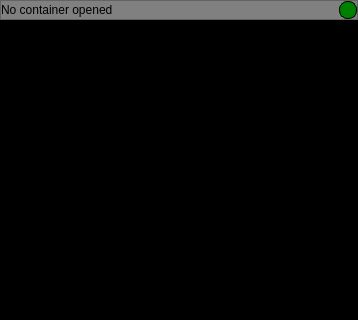
The window that gui/gui/MainWindow.ui (benhj/knoxcrypt) describes before a commit, drawn with Qt 5; both pictures show x 0 to 358 and y 0 to 320 of the 358 by 479 pixel window.
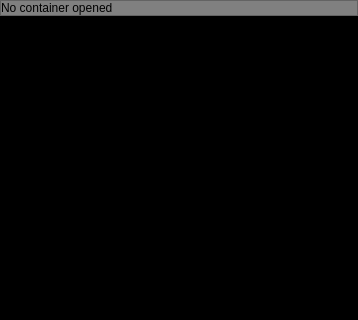
The same window after the commit. Icons and pictures are not drawn.

```diff
--- a/gui/gui/MainWindow.ui
+++ b/gui/gui/MainWindow.ui
@@ -49,7 +49,7 @@
  border-color: black;
  max-width:16px;
  max-height:16px;
- min-width:16px;
+ min-width:16px;s
  min-height:16px;
 }
 
@@ -261,18 +261,15 @@
         </widget>
        </item>
        <item>
-        <widget class="QFrame" name="blinkerFrame">
+        <widget class="QLabel" name="blinkerLabel">
          <property name="maximumSize">
           <size>
-           <width>18</width>
-           <height>18</height>
+           <width>20</width>
+           <height>16777215</height>
           </size>
          </property>
-         <property name="frameShape">
-          <enum>QFrame::StyledPanel</enum>
-         </property>
-         <property name="frameShadow">
-          <enum>QFrame::Raised</enum>
+         <property name="text">
+          <string/>
          </property>
         </widget>
        </item>
```
Left out of the diff: 2 changed lines with no effect on the pictures.
